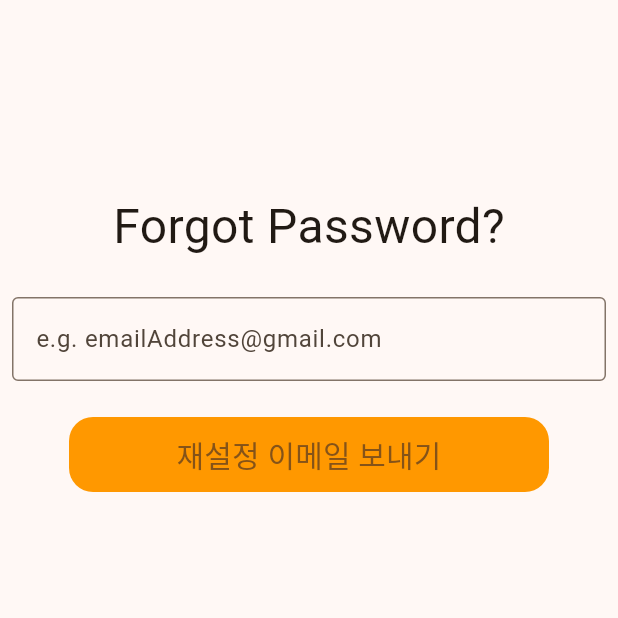
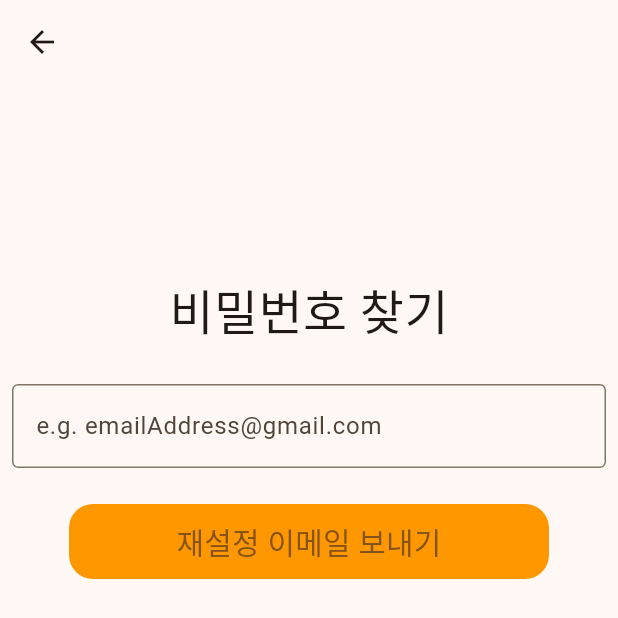
Before and after one commit to orm-Janggo/flutter_project_orm_Janggo, a Flutter app: the ForgotPasswordScreen screen opened by its route, on a phone screen of 412 x 824 dp. Shown: the top 618 px of the screen. Run offline on Flutter 3.47's test engine with Material 3 defaults, Android fonts, the phone set to English and light mode, and no system bars; our stand-ins replace firebase_auth, firebase_core, flutter_dotenv, freezed_annotation, go_router; missing offline and left inert: kakao_flutter_sdk_user; accounts and stored records are empty.

Commit message:
[ADD] add appbar, change english to korean

```diff
--- a/lib/presentation/sign/forgot_password/forgot_password.dart
+++ b/lib/presentation/sign/forgot_password/forgot_password.dart
@@ -18,13 +18,14 @@ class _ForgotPasswordScreenState extends State<ForgotPasswordScreen> {
   @override
   Widget build(BuildContext context) {
     return Scaffold(
+      appBar: AppBar(),
       body: Column(
         children: [
           const SizedBox(
             height: 128,
           ),
           const Text(
-            'Forgot Password?',
+            '비밀번호 찾기',
             style: TextStyle(fontSize: 32),
           ),
           const SizedBox(
```
